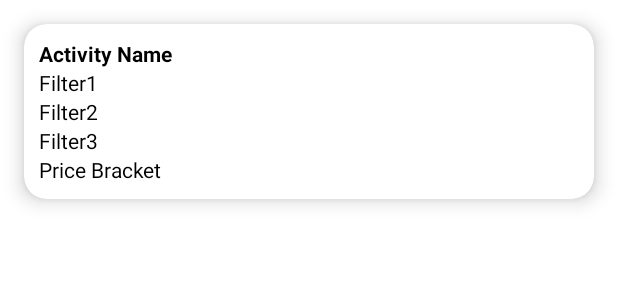
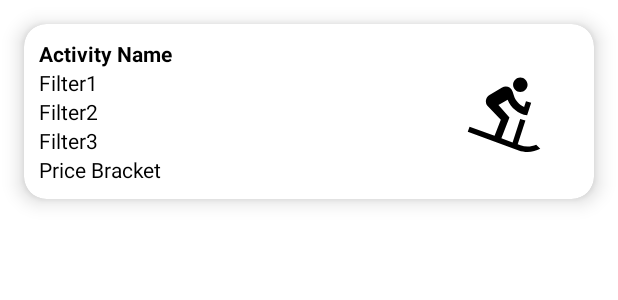
Before and after one commit to JamieLloyd01/MastersProject, an Android app: the layout item_view.xml on its own in the app's theme, with its tools: preview values and no code run, on a phone screen of 412 x 824 dp. Shown: the top 300 px of the screen. Run offline under Robolectric (Android 15) with nearby library versions, the phone set to English and light mode, and no system bars.

Commit message:
added image to recycler

```diff
--- /dev/null
+++ b/app/src/main/res/drawable/ic_skiing_foreground.xml
@@ -0,0 +1,15 @@
+<vector xmlns:android="http://schemas.android.com/apk/res/android"
+    android:width="108dp"
+    android:height="108dp"
+    android:viewportWidth="24"
+    android:viewportHeight="24"
+    android:tint="#000000">
+  <group android:scaleX="0.58"
+      android:scaleY="0.58"
+      android:translateX="5.04"
+      android:translateY="5.04">
+    <path
+        android:fillColor="@android:color/white"
+        android:pathData="M18.5,4.5c0,1.1 -0.9,2 -2,2s-2,-0.9 -2,-2s0.9,-2 2,-2S18.5,3.4 18.5,4.5zM15.78,20.9l0.76,0.27c0.62,0.21 1.27,0.33 1.96,0.33c0.84,0 1.65,-0.18 2.38,-0.5L22,22.13C20.95,22.68 19.76,23 18.5,23c-0.86,0 -1.68,-0.14 -2.45,-0.41L2,17.47l0.5,-1.41l6.9,2.51l1.72,-4.44L7.55,10.4C6.66,9.46 6.88,7.93 8,7.28l3.48,-2.01c1.1,-0.64 2.52,-0.1 2.91,1.11l0.33,1.08c0.44,1.42 1.48,2.57 2.83,3.14L18.07,9l1.43,0.46l-1.12,3.45c-2.45,-0.4 -4.48,-2.07 -5.38,-4.32l-2.53,1.45l3.03,3.46l-2.22,5.76l3.09,1.12l2.1,-6.44h0l0,0c0.46,0.18 0.94,0.31 1.44,0.41L15.78,20.9z"/>
+  </group>
+</vector>
--- a/app/src/main/res/layout/item_view.xml
+++ b/app/src/main/res/layout/item_view.xml
@@ -68,7 +68,8 @@ android:padding="30dp">
         app:layout_constraintTop_toTopOf="parent"
         app:layout_constraintBottom_toBottomOf="parent"
         app:layout_constraintEnd_toEndOf="parent"
-        app:layout_constraintVertical_bias="0.5"/>
+        app:layout_constraintVertical_bias="0.5"
+        android:src="@drawable/ic_skiing_foreground"/>
 
 </androidx.constraintlayout.widget.ConstraintLayout>
 
--- /dev/null
+++ b/app/src/main/res/mipmap-anydpi-v26/ic_skiing.xml
@@ -0,0 +1,5 @@
+<?xml version="1.0" encoding="utf-8"?>
+<adaptive-icon xmlns:android="http://schemas.android.com/apk/res/android">
+    <background android:drawable="@drawable/ic_skiing_background"/>
+    <foreground android:drawable="@drawable/ic_skiing_foreground"/>
+</adaptive-icon>
--- /dev/null
+++ b/app/src/main/res/mipmap-anydpi-v26/ic_skiing_round.xml
@@ -0,0 +1,5 @@
+<?xml version="1.0" encoding="utf-8"?>
+<adaptive-icon xmlns:android="http://schemas.android.com/apk/res/android">
+    <background android:drawable="@drawable/ic_skiing_background"/>
+    <foreground android:drawable="@drawable/ic_skiing_foreground"/>
+</adaptive-icon>
```
Also changed, not shown: app/src/main/res/drawable/ic_skiing_background.xml (added, +74 -0 lines), app/src/main/ic_skiing-playstore.png (added), app/src/main/res/mipmap-hdpi/ic_skiing.webp (added), app/src/main/res/mipmap-hdpi/ic_skiing_round.webp (added), app/src/main/res/mipmap-mdpi/ic_skiing.webp (added), app/src/main/res/mipmap-mdpi/ic_skiing_round.webp (added), app/src/main/res/mipmap-xhdpi/ic_skiing.webp (added), app/src/main/res/mipmap-xhdpi/ic_skiing_round.webp (added), app/src/main/res/mipmap-xxhdpi/ic_skiing.webp (added), app/src/main/res/mipmap-xxhdpi/ic_skiing_round.webp (added), app/src/main/res/mipmap-xxxhdpi/ic_skiing.webp (added), app/src/main/res/mipmap-xxxhdpi/ic_skiing_round.webp (added).
